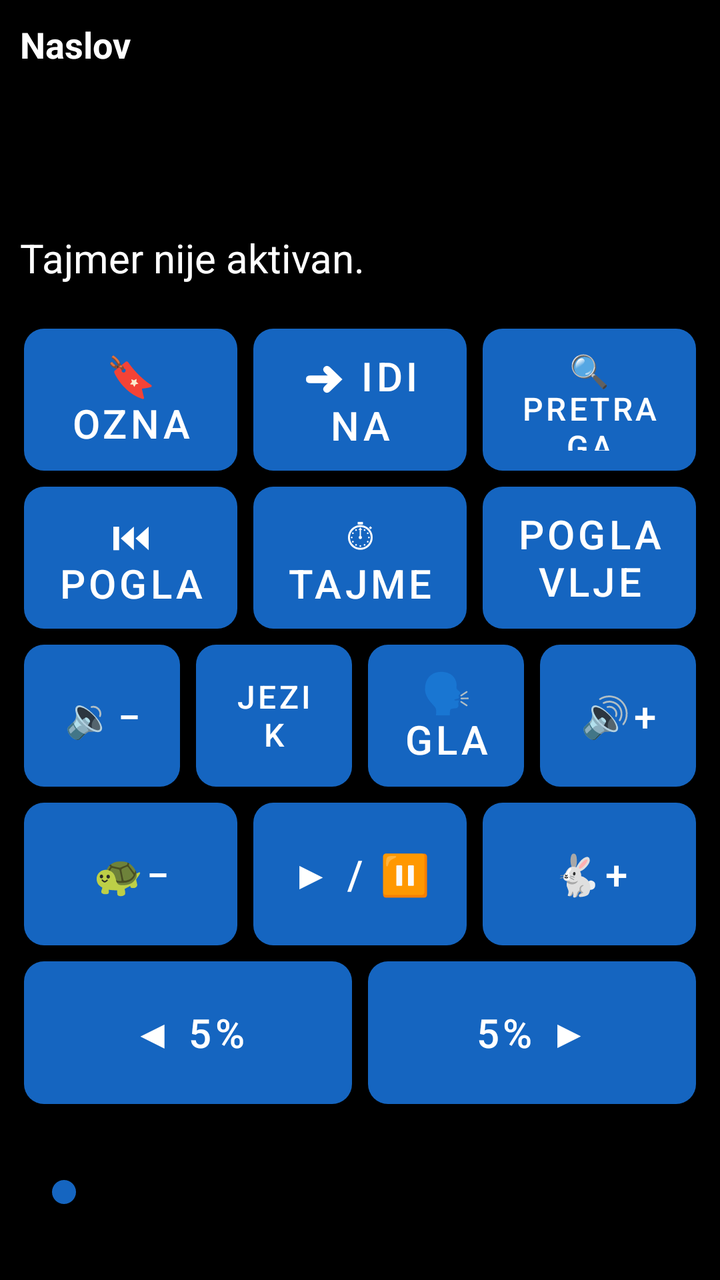
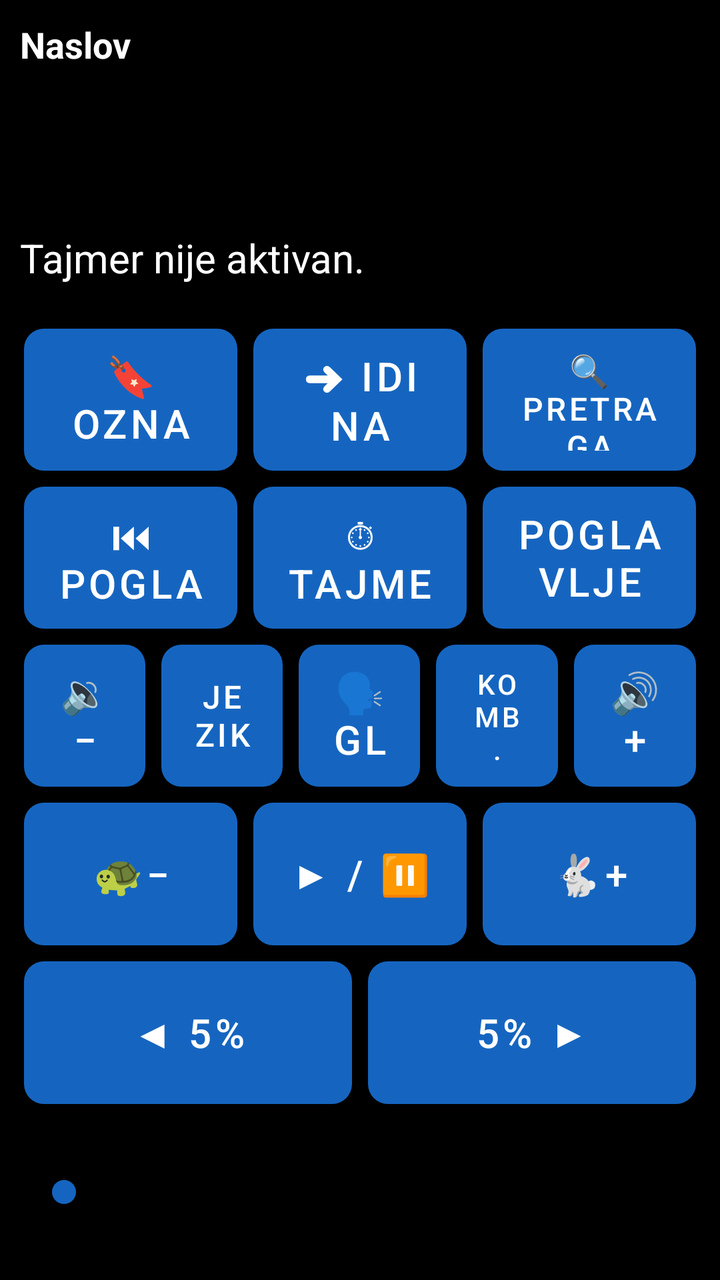

Before-and-after screenshots of an Android layout around one commit, followed by the original layout XML and the change that was made.
<!-- AndroidManifest.xml: application theme Theme.RecPoRec -->
<!-- res/layout/activity_reader.xml -->
<?xml version="1.0" encoding="utf-8"?>
<LinearLayout xmlns:android="http://schemas.android.com/apk/res/android"
    android:layout_width="match_parent"
    android:layout_height="match_parent"
    android:orientation="vertical"
    android:fitsSystemWindows="true"
    android:background="@color/background">

    
    <LinearLayout
        android:layout_width="match_parent"
        android:layout_height="wrap_content"
        android:orientation="vertical"
        android:padding="10dp">

        <TextView
            android:id="@+id/textDocTitle"
            android:layout_width="match_parent"
            android:layout_height="wrap_content"
            android:textSize="18sp"
            android:textStyle="bold"
            android:textColor="@color/text_primary"
            android:maxLines="1"
            android:ellipsize="end"
            android:text="Naslov" />

        <TextView
            android:id="@+id/textPages"
            android:layout_width="match_parent"
            android:layout_height="wrap_content"
            android:textSize="20sp"
            android:textColor="@color/text_primary"
            android:accessibilityLiveRegion="polite" />

        <TextView
            android:id="@+id/textElapsed"
            android:layout_width="match_parent"
            android:layout_height="wrap_content"
            android:textSize="20sp"
            android:textColor="@color/text_primary" />

        <TextView
            android:id="@+id/textRemaining"
            android:layout_width="match_parent"
            android:layout_height="wrap_content"
            android:textSize="20sp"
            android:textColor="@color/text_primary" />

        <TextView
            android:id="@+id/textTimerStatus"
            android:layout_width="match_parent"
            android:layout_height="wrap_content"
            android:textSize="20sp"
            android:textColor="@color/text_primary"
            android:text="Tajmer nije aktivan." />
    </LinearLayout>

    
    <LinearLayout
        android:layout_width="match_parent"
        android:layout_height="0dp"
        android:layout_weight="1"
        android:orientation="vertical"
        android:padding="8dp">

        
        <LinearLayout
            android:layout_width="match_parent"
            android:layout_height="0dp"
            android:layout_weight="1"
            android:orientation="horizontal">

            <Button android:id="@+id/btnBookmarks" style="@style/KeyButton"
                android:backgroundTint="@color/btn_goto_page"
                android:contentDescription="Oznake - dodaj, ukloni ili ukloni sve oznake u ovom dokumentu"
                android:text="🔖 Oznake" />

            <Button android:id="@+id/btnGoTo" style="@style/KeyButton"
                android:backgroundTint="@color/btn_goto_page"
                android:contentDescription="Idi na stranicu, minut ili oznaku"
                android:text="➜ Idi na" />

            <Button android:id="@+id/btnSearchText" style="@style/KeyButton"
                android:backgroundTint="@color/btn_goto_page"
                android:contentDescription="Pretraži tekst dokumenta"
                android:textSize="16sp"
                android:text="🔍 Pretraga" />
        </LinearLayout>

        
        <LinearLayout
            android:layout_width="match_parent"
            android:layout_height="0dp"
            android:layout_weight="1"
            android:orientation="horizontal">

            <Button android:id="@+id/btnPrevChapter" style="@style/KeyButton"
                android:backgroundTint="@color/btn_chapter"
                android:contentDescription="@string/btn_prev_chapter"
                android:text="⏮ Poglavlje" />

            <Button android:id="@+id/btnTimer" style="@style/KeyButton"
                android:backgroundTint="@color/btn_timer"
                android:contentDescription="@string/btn_timer"
                android:text="⏱ Tajmer" />

            <Button android:id="@+id/btnNextChapter" style="@style/KeyButton"
                android:backgroundTint="@color/btn_chapter"
                android:contentDescription="@string/btn_next_chapter"
                android:text="Poglavlje ⏭" />
        </LinearLayout>

        
        <LinearLayout
            android:layout_width="match_parent"
            android:layout_height="0dp"
            android:layout_weight="1"
            android:orientation="horizontal">

            <Button android:id="@+id/btnVolDown" style="@style/KeyButton"
                android:backgroundTint="@color/btn_volume"
                android:contentDescription="@string/btn_vol_down"
                android:text="🔉−" />

            <Button android:id="@+id/btnDocLanguage" style="@style/KeyButton"
                android:backgroundTint="@color/btn_goto_page"
                android:contentDescription="Jezik za ovaj dokument"
                android:textSize="16sp"
                android:text="Jezik" />

            <Button android:id="@+id/btnVoice" style="@style/KeyButton"
                android:backgroundTint="@color/btn_voice"
                android:contentDescription="@string/btn_voice"
                android:text="🗣 Glas" />

            <Button android:id="@+id/btnVolUp" style="@style/KeyButton"
                android:backgroundTint="@color/btn_volume"
                android:contentDescription="@string/btn_vol_up"
                android:text="🔊+" />
        </LinearLayout>

        
        <LinearLayout
            android:layout_width="match_parent"
            android:layout_height="0dp"
            android:layout_weight="1"
            android:orientation="horizontal">

            <Button android:id="@+id/btnSpeedDown" style="@style/KeyButton"
                android:backgroundTint="@color/btn_speed"
                android:contentDescription="@string/btn_speed_down"
                android:text="🐢−" />

            <Button android:id="@+id/btnPlayPause" style="@style/KeyButton"
                android:backgroundTint="@color/btn_play"
                android:contentDescription="@string/btn_play_pause"
                android:text="▶ / ⏸" />

            <Button android:id="@+id/btnSpeedUp" style="@style/KeyButton"
                android:backgroundTint="@color/btn_speed"
                android:contentDescription="@string/btn_speed_up"
                android:text="🐇+" />
        </LinearLayout>

        
        <LinearLayout
            android:layout_width="match_parent"
            android:layout_height="0dp"
            android:layout_weight="1"
            android:orientation="horizontal">

            <Button android:id="@+id/btnStepBack" style="@style/KeyButton"
                android:layout_weight="2"
                android:backgroundTint="@color/btn_page_nav"
                android:contentDescription="@string/slider_back"
                android:text="◀ 5%" />

            <Button android:id="@+id/btnStepForward" style="@style/KeyButton"
                android:layout_weight="2"
                android:backgroundTint="@color/btn_page_nav"
                android:contentDescription="@string/slider_forward"
                android:text="5% ▶" />
        </LinearLayout>

    </LinearLayout>

    
    <SeekBar
        android:id="@+id/seekProgress"
        android:layout_width="match_parent"
        android:layout_height="56dp"
        android:layout_marginStart="16dp"
        android:layout_marginEnd="16dp"
        android:layout_marginTop="4dp"
        android:layout_marginBottom="16dp"
        android:contentDescription="@string/slider_position"
        android:max="100"
        android:progressTint="@color/btn_voice"
        android:thumbTint="@color/btn_voice" />

</LinearLayout>
<!-- resources referenced by this layout -->
<resources>
  <color name="background">#000000</color>
  <color name="btn_chapter">#2E7D32</color>
  <color name="btn_goto_page">#5D4037</color>
  <color name="btn_page_nav">#AD1457</color>
  <color name="btn_play">#D84315</color>
  <color name="btn_speed">#00838F</color>
  <color name="btn_timer">#6A1B9A</color>
  <color name="btn_voice">#1565C0</color>
  <color name="btn_volume">#F9A825</color>
  <color name="text_primary">#FFFFFF</color>
  <string name="btn_next_chapter">Sledeće poglavlje</string>
  <string name="btn_play_pause">Pusti ili pauziraj čitanje</string>
  <string name="btn_prev_chapter">Prethodno poglavlje</string>
  <string name="btn_speed_down">Smanji brzinu čitanja</string>
  <string name="btn_speed_up">Povećaj brzinu čitanja</string>
  <string name="btn_timer">Tajmer za automatsku pauzu</string>
  <string name="btn_voice">Izbor glasa</string>
  <string name="btn_vol_down">Smanji jačinu zvuka</string>
  <string name="btn_vol_up">Pojačaj zvuk</string>
  <string name="slider_back">Pomeri pet posto unazad</string>
  <string name="slider_forward">Pomeri pet posto unapred</string>
  <string name="slider_position">Klizač za pomeranje kroz knjigu, pet posto po koraku</string>
  <style name="KeyButton">
          <item name="android:layout_width">0dp</item>
          <item name="android:layout_height">match_parent</item>
          <item name="android:layout_weight">1</item>
          <item name="android:layout_margin">4dp</item>
          <item name="android:textSize">20sp</item>
          <item name="android:textColor">@color/button_text</item>
          <item name="android:background">@drawable/key_button_shape</item>
          <item name="android:stateListAnimator">@null</item>
          <item name="android:elevation">0dp</item>
      </style>
  <style name="Theme.RecPoRec" parent="Theme.MaterialComponents.DayNight.NoActionBar">
          <item name="android:windowBackground">@color/background</item>
          <item name="android:textColorPrimary">@color/text_primary</item>
          <item name="colorPrimary">@color/btn_voice</item>
          <item name="colorOnPrimary">@color/button_text</item>
          <item name="alertDialogTheme">@style/RecPoRecAlertDialog</item>
          <item name="android:alertDialogTheme">@style/RecPoRecAlertDialog</item>
      </style>
  <color name="button_text">#FFFFFF</color>
  <!-- drawable key_button_shape (drawable) -->
  <?xml version="1.0" encoding="utf-8"?>
  <shape xmlns:android="http://schemas.android.com/apk/res/android"
      android:shape="rectangle">
      <corners android:radius="10dp" />
      <solid android:color="#FFFFFF" />
  </shape>
  <style name="RecPoRecAlertDialog" parent="Theme.AppCompat.DayNight.Dialog.Alert">
          <item name="android:windowBackground">@color/background</item>
          <item name="android:textColorPrimary">@color/text_primary</item>
          <item name="colorAccent">@color/btn_goto_page</item>
          <item name="android:textAppearanceMedium">@style/RecPoRecDialogText</item>
          <item name="android:textAppearanceListItem">@style/RecPoRecDialogText</item>
          <item name="android:textAppearanceListItemSmall">@style/RecPoRecDialogText</item>
          <item name="buttonBarPositiveButtonStyle">@style/RecPoRecDialogButton</item>
          <item name="buttonBarNegativeButtonStyle">@style/RecPoRecDialogButton</item>
          <item name="buttonBarNeutralButtonStyle">@style/RecPoRecDialogButton</item>
      </style>
  <style name="RecPoRecDialogText" parent="TextAppearance.AppCompat.Medium">
          <item name="android:textSize">20sp</item>
          <item name="android:textColor">@color/text_primary</item>
      </style>
  <style name="RecPoRecDialogButton" parent="Widget.AppCompat.Button.ButtonBar.AlertDialog">
          <item name="android:textSize">18sp</item>
          <item name="android:textColor">@color/btn_goto_page</item>
          <item name="android:textStyle">bold</item>
      </style>
</resources>

<!-- the commit's change to res/layout/activity_reader.xml (unified diff, before → after) -->
@@ -132,6 +132,12 @@
                 android:backgroundTint="@color/btn_voice"
                 android:contentDescription="@string/btn_voice"
                 android:text="🗣 Glas" />
+
+            <Button android:id="@+id/btnCombinedVoices" style="@style/KeyButton"
+                android:backgroundTint="@color/btn_timer"
+                android:contentDescription="Kombinovani glasovi za ovaj dokument"
+                android:textSize="14sp"
+                android:text="Komb. glasovi" />
 
             <Button android:id="@+id/btnVolUp" style="@style/KeyButton"
                 android:backgroundTint="@color/btn_volume"
